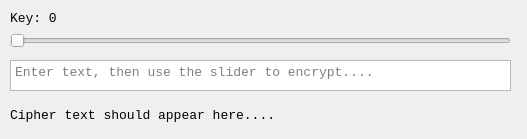
The window that caesar_cipher.ui (ari099/CaesarCipher) describes before a commit, drawn with Qt 5.
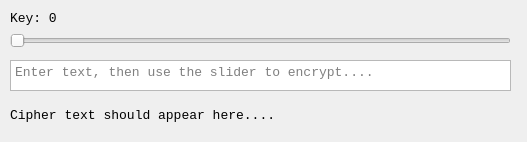
The same window after the commit.

Commit message: Window size is now fixed

Diff of the .ui file:
```diff
--- a/caesar_cipher.ui
+++ b/caesar_cipher.ui
@@ -7,9 +7,27 @@
     <x>0</x>
     <y>0</y>
     <width>527</width>
-    <height>139</height>
+    <height>142</height>
    </rect>
   </property>
+  <property name="sizePolicy">
+   <sizepolicy hsizetype="Fixed" vsizetype="Fixed">
+    <horstretch>0</horstretch>
+    <verstretch>0</verstretch>
+   </sizepolicy>
+  </property>
+  <property name="minimumSize">
+   <size>
+    <width>527</width>
+    <height>142</height>
+   </size>
+  </property>
+  <property name="maximumSize">
+   <size>
+    <width>527</width>
+    <height>142</height>
+   </size>
+  </property>
   <property name="windowTitle">
    <string>CaesarCipher</string>
   </property>
```
